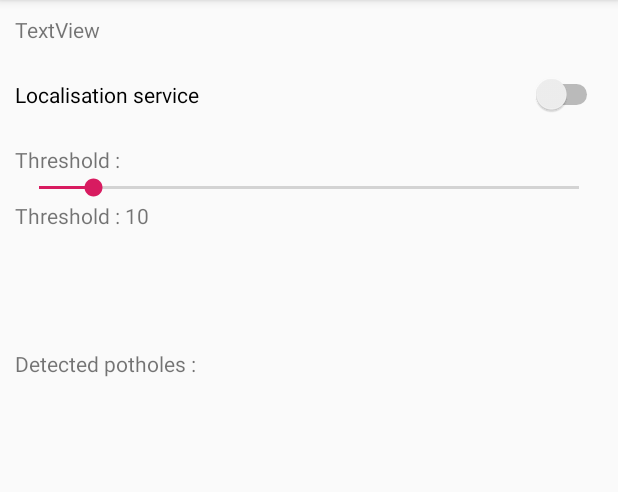
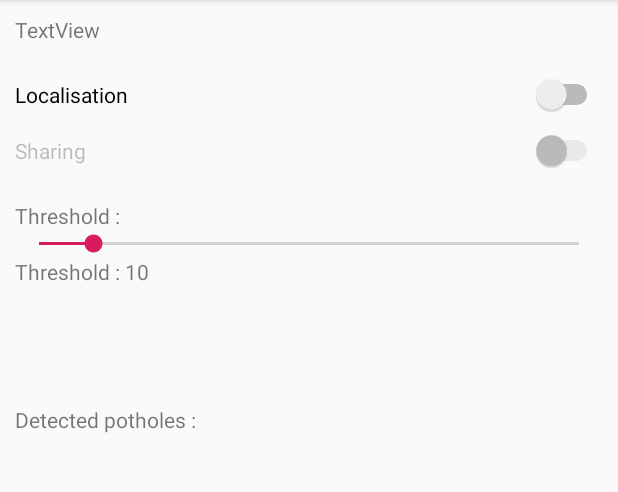
Before and after one commit to geverartsdev/GMap-LFSA2212, an Android app: the screen it shows after launch (SensorActivity), on a phone screen of 412 x 824 dp, the part 84-576 px from its top. Run offline under Robolectric (Android 15) with nearby library versions, the phone set to English and light mode, and no system bars; our stand-ins replace Firebase (no records; nobody signed in at launch, a user with empty details on screens opened directly).

Commit message:
[Android] Adding sharing button  + Locking screen orientation to portrait

```diff
--- a/android-app/app/src/main/AndroidManifest.xml
+++ b/android-app/app/src/main/AndroidManifest.xml
@@ -19,7 +19,9 @@
         android:roundIcon="@mipmap/ic_launcher_round"
         android:supportsRtl="true"
         android:theme="@style/AppTheme">
-        <activity android:name=".SensorActivity">
+        <activity
+            android:name=".SensorActivity"
+            android:screenOrientation="portrait">
             <intent-filter>
                 <action android:name="android.intent.action.MAIN" />
 
--- a/android-app/app/src/main/java/com/geverartsdev/lfsa2212/gmap/SensorActivity.java
+++ b/android-app/app/src/main/java/com/geverartsdev/lfsa2212/gmap/SensorActivity.java
@@ -38,6 +38,7 @@ public class SensorActivity extends AppCompatActivity implements SensorEventList
     private PotholeAdapter potholeAdapter;
 
     private Switch locationSwitch;
+    private Switch sharingSwitch;
     private ListView potholesView;
     private SeekBar thresholdBar;
     private TextView gValue;
@@ -60,14 +61,20 @@ public class SensorActivity extends AppCompatActivity implements SensorEventList
         locationService = new LocationService(this);
         firestoreService = new FirestoreService();
 
+        sharingSwitch = findViewById(R.id.sharingSwitch);
+        sharingSwitch.setEnabled(false);
+
         locationSwitch = findViewById(R.id.locationSwitch);
         locationSwitch.setOnCheckedChangeListener(new CompoundButton.OnCheckedChangeListener() {
             @Override
             public void onCheckedChanged(CompoundButton buttonView, boolean isChecked) {
                 if (isChecked) {
+                    sharingSwitch.setEnabled(true);
                     if (!locationService.start()) locationSwitch.setChecked(false);
                 } else {
                     locationService.stop();
+                    sharingSwitch.setChecked(false);
+                    sharingSwitch.setEnabled(false);
                 }
             }
         });
@@ -114,12 +121,10 @@ public class SensorActivity extends AppCompatActivity implements SensorEventList
 
         this.lastMeasurements = Arrays.copyOf(event.values, 3);
 
-        // Log.d(TAG, "onSensorChanged : " + diff);
-
         if (diff > threshold) potHoleDetected(diff);
         else alert.setVisibility(View.INVISIBLE);
 
-        gValue.setText("Acceleration : " + diff);
+        gValue.setText("Acceleration variation : " + diff);
     }
 
     @Override
@@ -135,7 +140,7 @@ public class SensorActivity extends AppCompatActivity implements SensorEventList
             potholes.add(0, pothole);
             lastTime = System.currentTimeMillis();
 
-            if (location != null) firestoreService.addPothole(pothole);
+            if (location != null && sharingSwitch.isChecked()) firestoreService.addPothole(pothole);
         } else {
             potholes.get(0).updateIntensityIfGreater(intensity);
         }
--- a/android-app/app/src/main/res/layout/activity_sensor.xml
+++ b/android-app/app/src/main/res/layout/activity_sensor.xml
@@ -29,7 +29,15 @@
             android:id="@+id/locationSwitch"
             android:layout_width="match_parent"
             android:layout_height="wrap_content"
-            android:text="Localisation service" />
+            android:text="Localisation" />
+
+        <Switch
+            android:id="@+id/sharingSwitch"
+            android:layout_width="match_parent"
+            android:layout_height="wrap_content"
+            android:layout_marginTop="10dp"
+            android:enabled="false"
+            android:text="Sharing" />
 
         <Space
             android:layout_width="match_parent"
@@ -81,7 +89,10 @@
         <ListView
             android:id="@+id/potholesListView"
             android:layout_width="match_parent"
-            android:layout_height="match_parent" />
+            android:layout_height="match_parent">
+
+        </ListView>
 
     </LinearLayout>
+
 </androidx.constraintlayout.widget.ConstraintLayout>
```
